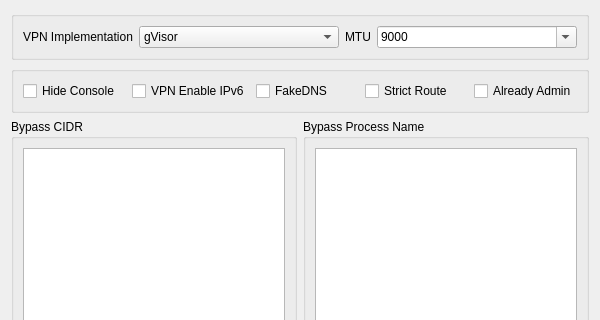
Old version of the form ui/dialog_vpn_settings.ui in the repository MatsuriDayo/nekoray; both pictures show x 0 to 600 and y 0 to 320 of the 600 by 600 pixel window.
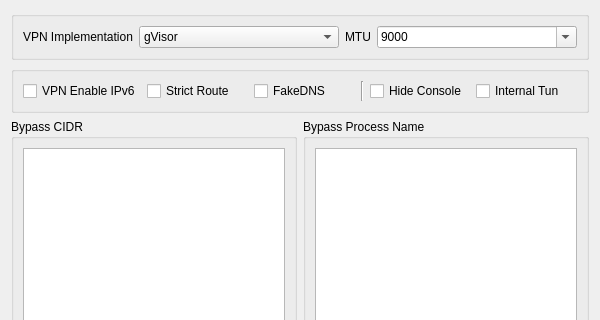
New version of the form.

Diff of the .ui file:
```diff
--- a/ui/dialog_vpn_settings.ui
+++ b/ui/dialog_vpn_settings.ui
@@ -86,13 +86,6 @@
    <item>
     <widget class="QGroupBox" name="horizontalGroupBox_2">
      <layout class="QHBoxLayout" name="horizontalLayout">
-      <item>
-       <widget class="QCheckBox" name="hide_console">
-        <property name="text">
-         <string>Hide Console</string>
-        </property>
-       </widget>
-      </item>
       <item>
        <widget class="QCheckBox" name="vpn_ipv6">
         <property name="text">
@@ -100,13 +93,6 @@
         </property>
        </widget>
       </item>
-      <item>
-       <widget class="QCheckBox" name="fake_dns">
-        <property name="text">
-         <string notr="true">FakeDNS</string>
-        </property>
-       </widget>
-      </item>
       <item>
        <widget class="QCheckBox" name="strict_route">
         <property name="text">
@@ -115,12 +101,33 @@
        </widget>
       </item>
       <item>
-       <widget class="QCheckBox" name="vpn_already_admin">
+       <widget class="QCheckBox" name="fake_dns">
+        <property name="text">
+         <string notr="true">FakeDNS</string>
+        </property>
+       </widget>
+      </item>
+      <item>
+       <widget class="Line" name="line">
+        <property name="orientation">
+         <enum>Qt::Vertical</enum>
+        </property>
+       </widget>
+      </item>
+      <item>
+       <widget class="QCheckBox" name="hide_console">
+        <property name="text">
+         <string>Hide Console</string>
+        </property>
+       </widget>
+      </item>
+      <item>
+       <widget class="QCheckBox" name="single_core">
         <property name="toolTip">
          <string>Don't ask for privilege elevation</string>
         </property>
         <property name="text">
-         <string>Already Admin</string>
+         <string>Internal Tun</string>
         </property>
        </widget>
       </item>
```
Left out of the diff: 16 changed lines with no effect on the pictures.
